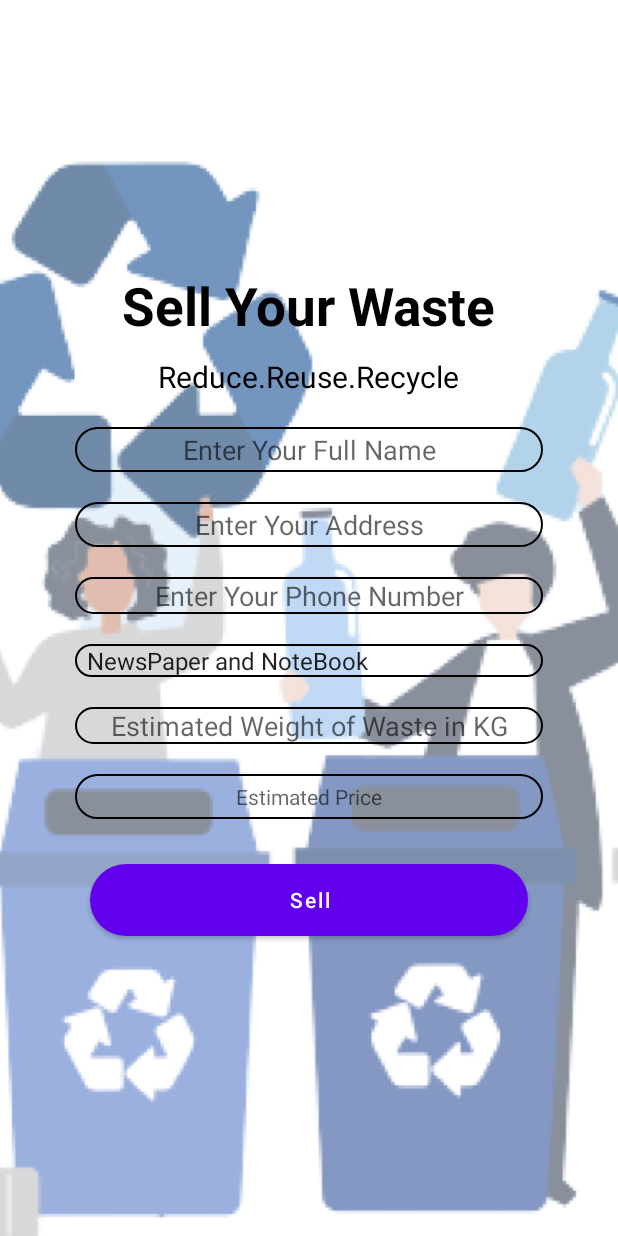
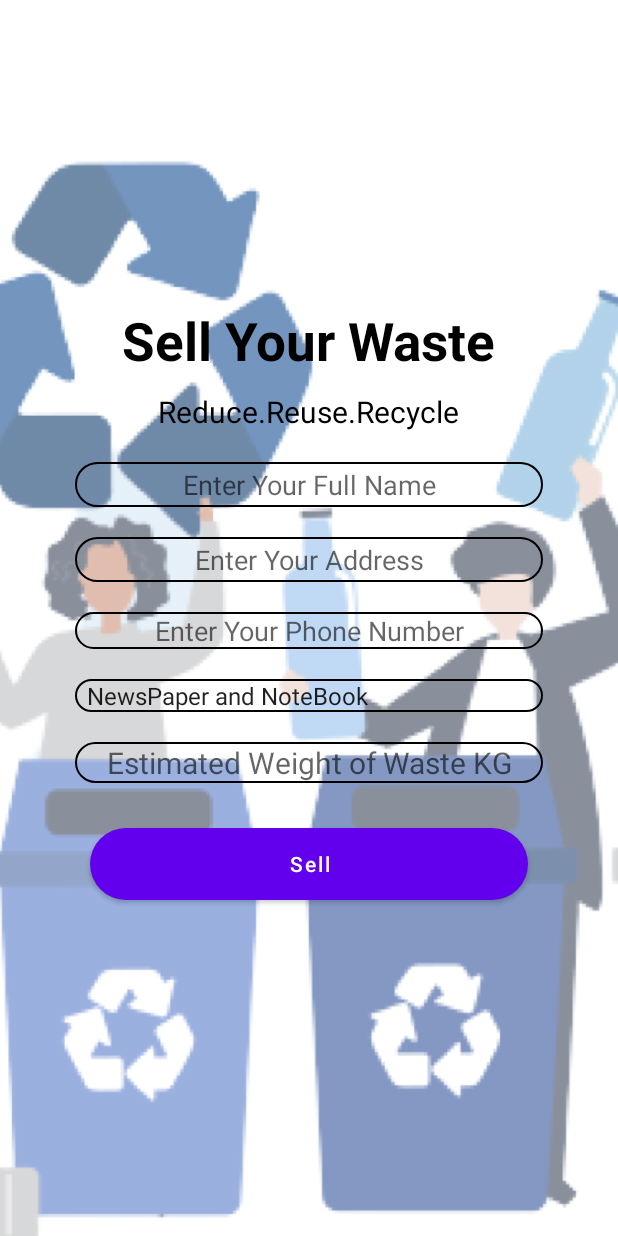
Before and after one commit to divshiv2611/recyclo, an Android app: the SellNow screen opened directly, with no data from a screen before it, on a phone screen of 412 x 824 dp. Run offline under Robolectric (Android 15) with nearby library versions, the phone set to English and light mode, and no system bars; libraries missing offline, so code that uses them is left out: javax.mail, javax.mail.internet.

Commit message:
final commit

```diff
--- a/app/src/main/java/com/example/recyclo/SellNow.java
+++ b/app/src/main/java/com/example/recyclo/SellNow.java
@@ -37,73 +37,75 @@ public class SellNow extends AppCompatActivity implements AdapterView.OnItemSele
     private EditText phone1;
     private Spinner type1;
     private EditText weight1;
-    private TextView price1;
     private Button sell1;
     private int pos;
     @Override
     protected void onCreate(Bundle savedInstanceState) {
         super.onCreate(savedInstanceState);
         setContentView(R.layout.activity_sell_now);
-        name1=findViewById(R.id.name);
-        address1=findViewById(R.id.address);
-        phone1=findViewById(R.id.phone);
-        type1=findViewById(R.id.type);
-        weight1=findViewById(R.id.weight);
-//        price1=findViewById(R.id.price);
-        sell1=findViewById(R.id.sell);
-        ArrayAdapter<CharSequence> adapter=ArrayAdapter.createFromResource(this,R.array.TypeOfWaste, android.R.layout.simple_spinner_item);
+        name1 = findViewById(R.id.name);
+        address1 = findViewById(R.id.address);
+        phone1 = findViewById(R.id.phone);
+        type1 = findViewById(R.id.type);
+        weight1 = findViewById(R.id.weight);
+        sell1 = findViewById(R.id.sell);
+        ArrayAdapter<CharSequence> adapter = ArrayAdapter.createFromResource(this, R.array.TypeOfWaste, android.R.layout.simple_spinner_item);
         adapter.setDropDownViewResource(android.R.layout.simple_spinner_dropdown_item);
         type1.setAdapter(adapter);
         type1.setOnItemSelectedListener(this);
 
 
 
+
             sell1.setOnClickListener(new View.OnClickListener() {
                 @Override
                 public void onClick(View v) {
-                final String username="divyanshsinghds2002@gmail.com";
-                final String password="khqiletylfonfadh";
-                String msgToSend1=name1.getText().toString();
-                String msgToSend2=address1.getText().toString();
-                String msgToSend3=phone1.getText().toString();
-                String msgToSend4=type1.getItemAtPosition(pos).toString();
-                String msgToSend5=weight1.getText().toString();
-//                String msgToSend6=price1.getText().toString();
+                    if (name1.length() == 0 || address1.length() == 0 || phone1.length() != 10 || weight1.length() == 0)
+                        Toast.makeText(getApplicationContext(),"Entries are Not filled Properly",Toast.LENGTH_SHORT).show();
+                    else {
+                        final String username = "divyanshsinghds2002@gmail.com";
+                        final String password = "khqiletylfonfadh";
+                        String msgToSend1 = name1.getText().toString();
+                        String msgToSend2 = address1.getText().toString();
+                        String msgToSend3 = phone1.getText().toString();
+                        String msgToSend4 = type1.getItemAtPosition(pos).toString();
+                        String msgToSend5 = weight1.getText().toString();
+//                        String msgToSend6=price1.getText().toString();
 
-                Properties props=new Properties();
-                props.put("mail.smtp.auth","true");
-                props.put("mail.smtp.starttls.enable","true");
-                props.put("mail.smtp.host","smtp.gmail.com");
-                props.put("mail.smtp.port","587");
-                Session session=Session.getInstance(props,
-                        new javax.mail.Authenticator(){
+                        Properties props = new Properties();
+                        props.put("mail.smtp.auth", "true");
+                        props.put("mail.smtp.starttls.enable", "true");
+                        props.put("mail.smtp.host", "smtp.gmail.com");
+                        props.put("mail.smtp.port", "587");
+                        Session session = Session.getInstance(props,
+                                new javax.mail.Authenticator() {
                                     @Override
                                     protected PasswordAuthentication getPasswordAuthentication() {
-                                return new PasswordAuthentication(username,password);
+                                        return new PasswordAuthentication(username, password);
                                     }
                                 });
-                try{
-                    Message message=new MimeMessage(session);
+                        try {
+                            Message message = new MimeMessage(session);
                             message.setFrom(new InternetAddress(username));
-                    message.setRecipients(Message.RecipientType.TO,InternetAddress.parse("divyanshsinghds2611@gmail.com"));
+                            message.setRecipients(Message.RecipientType.TO, InternetAddress.parse("divyanshsinghds2611@gmail.com"));
                             message.setSubject("Mail for recyclable waste collection");
-                    message.setText(msgToSend1+"\n"+msgToSend2+"\n"+msgToSend3+"\n"+msgToSend4+"\n"+msgToSend5);
+                            message.setText("Name :" + msgToSend1 + "\n" + "Address:" + msgToSend2 + "\n" + "Phone No.:" + msgToSend3 + "\n" + "Waste Material:" + msgToSend4 + "\n" + "Amount in kg:" + msgToSend5);
                             Transport.send(message);
-                    Toast.makeText(getApplicationContext(),"email sent successfully",Toast.LENGTH_LONG).show();
+                            Toast.makeText(getApplicationContext(), "email sent successfully", Toast.LENGTH_LONG).show();
 
-                    Intent intent=new Intent(SellNow.this,thankyoupage.class);
+                            Intent intent = new Intent(SellNow.this, thankyoupage.class);
                             startActivity(intent);
-                }
-                catch(MessagingException e){
+                        } catch (MessagingException e) {
                             throw new RuntimeException(e);
                         }
-
+                    }
                 }
             });
             //to make android fast and smoother
-        StrictMode.ThreadPolicy policy=new StrictMode.ThreadPolicy.Builder().permitAll().build();
+            StrictMode.ThreadPolicy policy = new StrictMode.ThreadPolicy.Builder().permitAll().build();
             StrictMode.setThreadPolicy(policy);
         }
+
 
     @Override
     public void onItemSelected(AdapterView<?> parent, View view, int position, long id) {
--- a/app/src/main/res/layout/activity_sell_now.xml
+++ b/app/src/main/res/layout/activity_sell_now.xml
@@ -93,20 +93,12 @@
             android:height="30dp"
             android:background="@drawable/rounded_border"
             android:gravity="center"
-            android:hint="Estimated Weight of Waste in KG"
+            android:textSize="20dp"
+            android:hint="Estimated Weight of Waste KG"
             android:inputType="number"
             android:textColor="@color/black" />
 
-        <TextView
-            android:id="@+id/price"
-            android:layout_width="match_parent"
-            android:layout_height="wrap_content"
-            android:layout_margin="10dp"
-            android:height="30dp"
-            android:background="@drawable/rounded_border"
-            android:gravity="center"
-            android:hint="Estimated Price"
-            android:textColor="@color/black" />
+
 
         <Button
             android:id="@+id/sell"
```
Also changed, not shown: app/src/main/res/drawable-v24/img_1.png (added). Lines whose indentation alone changed are shown as unchanged.
